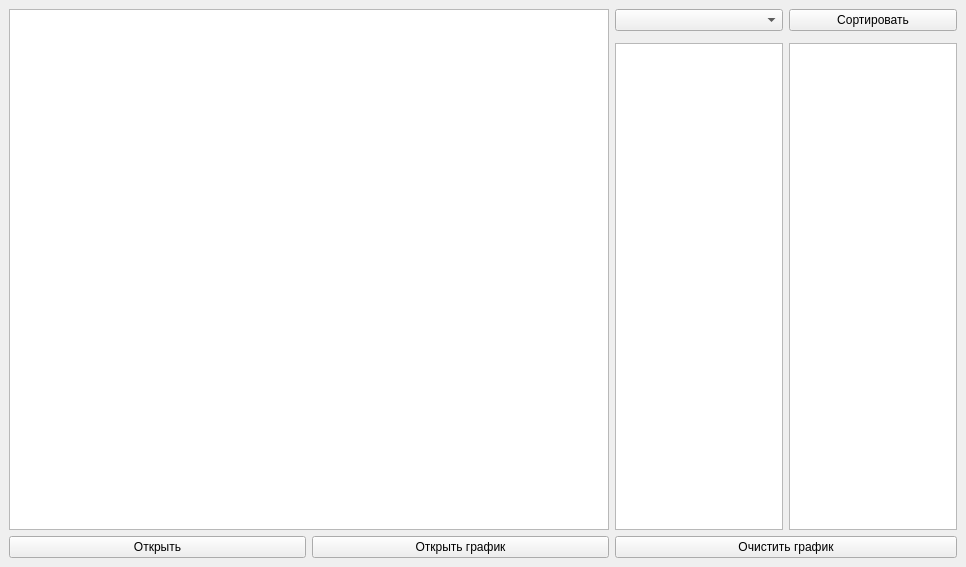
Policken66/Foothold-city, file Foothold_city/Ui/ui_foothold_city.ui: the form before one commit.
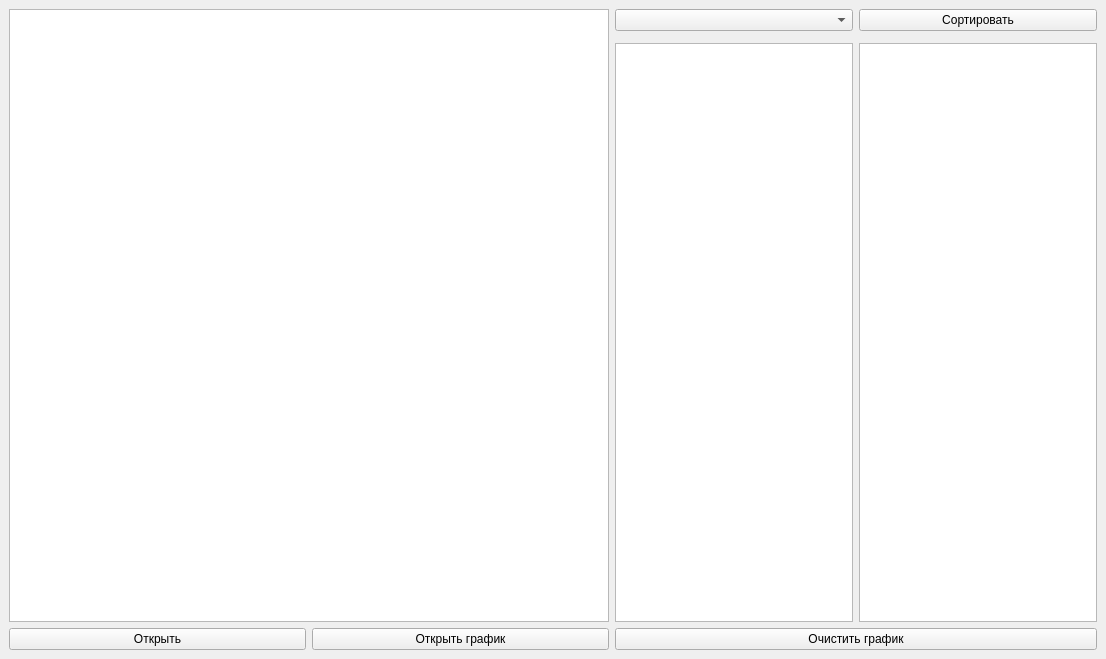
The form after the commit. Custom widgets are drawn as their Qt base class.

Commit message: Добавлен вывод измененных данных в текстовый редактор. Расширена стартовая юайка для более удобного расположения элементов.

Patch:
```diff
--- a/Foothold_city/Ui/ui_foothold_city.ui
+++ b/Foothold_city/Ui/ui_foothold_city.ui
@@ -6,8 +6,8 @@
    <rect>
     <x>0</x>
     <y>0</y>
-    <width>966</width>
-    <height>567</height>
+    <width>1106</width>
+    <height>659</height>
    </rect>
   </property>
   <property name="windowTitle">
```
The commit also changes 2 other files.
